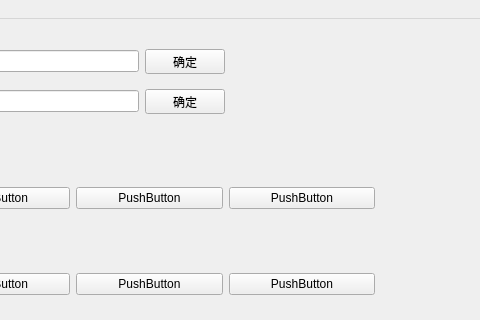
Above: src/playground/test_qt/QT2_useQTDesigner/test_main.ui from objcat/test-python before the change; both pictures show x 316 to 796 and y 0 to 320 of the 796 by 600 pixel window. Below: the same form after it.
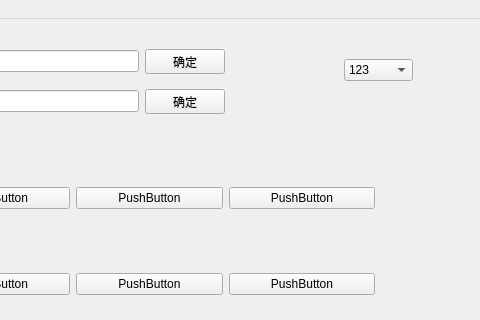
That is the form after the change.

The edit to the form file:
```diff
--- a/src/playground/test_qt/QT2_useQTDesigner/test_main.ui
+++ b/src/playground/test_qt/QT2_useQTDesigner/test_main.ui
@@ -150,7 +150,7 @@
      <string>关闭窗口</string>
     </property>
    </widget>
-   <widget class="QWidget" name="">
+   <widget class="QWidget" name="layoutWidget">
     <property name="geometry">
      <rect>
       <x>260</x>
@@ -218,7 +218,7 @@
      </item>
     </layout>
    </widget>
-   <widget class="QFrame" name="">
+   <widget class="QFrame" name="frame">
     <property name="geometry">
      <rect>
       <x>90</x>
@@ -268,6 +268,26 @@
      </item>
     </layout>
    </widget>
+   <widget class="QComboBox" name="comboBox_2">
+    <property name="geometry">
+     <rect>
+      <x>660</x>
+      <y>40</y>
+      <width>69</width>
+      <height>22</height>
+     </rect>
+    </property>
+    <item>
+     <property name="text">
+      <string>123</string>
+     </property>
+    </item>
+    <item>
+     <property name="text">
+      <string>456</string>
+     </property>
+    </item>
+   </widget>
   </widget>
   <widget class="QMenuBar" name="menuBar">
    <property name="geometry">
```
